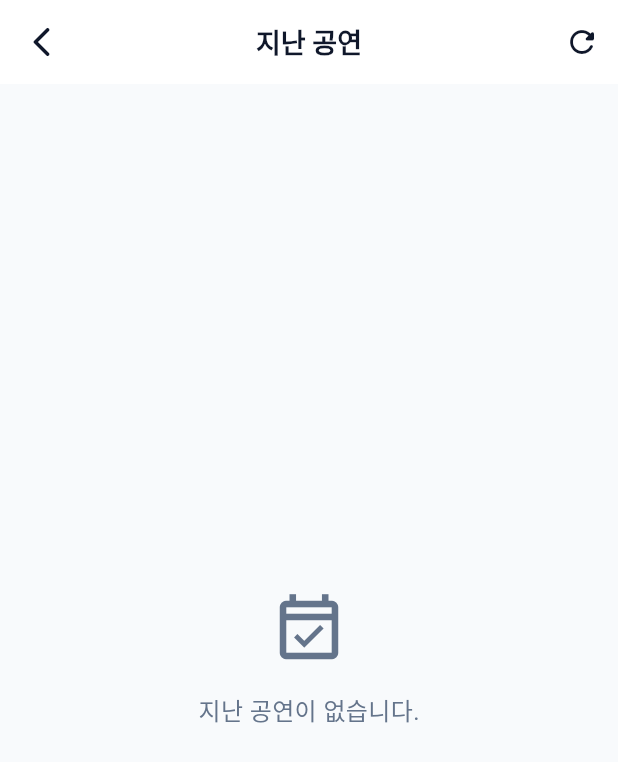
After one commit to App-kr/openrun-app, a Flutter app: the PastPerformancesScreen screen opened by its route, after a tap on the "arrow back ios" icon, on a phone screen of 412 x 824 dp. The commit adds this screen. Shown: the top 762 px of the screen. Run offline on Flutter 3.47's test engine with Material 3 defaults, Android fonts, the phone set to English and light mode, and no system bars; our stand-ins replace cached_network_image, dio, firebase_core, firebase_messaging, flutter_local_notifications, flutter_riverpod and 8 more; accounts and stored records are empty; generated files the repository leaves out were written again; network calls fail; Roboto replaces fonts that are missing (NotoSansKR).

Commit message:
feat: 지난 공연 후방 페이지 — 자연스러운 만료 공연 탐색
- PastPerformancesScreen: /api/performances/past 연동, pull-to-refresh, 에러 복원
- PerfCard: isPast 파라미터 — 종료 배지 + 0.72 opacity로 자연스럽게 구분
- 메인 목록 하단: '지난 공연 보기' 버튼 → /performances/past 라우팅
- router: /performances/past 라우트 추가 (/performances/:id 앞에 위치 — 충돌 방지)
- ApiService: fetchPastPerformances() — 에러 시 [] 반환 (앱 크래시 없음)

```diff
--- a/lib/core/router.dart
+++ b/lib/core/router.dart
@@ -5,6 +5,7 @@ import '../features/onboarding/splash_screen.dart';
 import '../features/onboarding/intro_screen.dart';
 import '../features/performances/performance_list_screen.dart';
 import '../features/performances/performance_detail_screen.dart';
+import '../features/performances/past_performances_screen.dart';
 import '../features/alarms/alarm_list_screen.dart';
 import '../features/settings/settings_screen.dart';
 
@@ -24,6 +25,10 @@ GoRouter router(RouterRef ref) {
           GoRoute(path: '/alarms', builder: (_, __) => const AlarmListScreen()),
           GoRoute(path: '/settings', builder: (_, __) => const SettingsScreen()),
         ],
+      ),
+      GoRoute(
+        path: '/performances/past',
+        builder: (_, __) => const PastPerformancesScreen(),
       ),
       GoRoute(
         path: '/performances/:id',
--- /dev/null
+++ b/lib/features/performances/past_performances_screen.dart
@@ -0,0 +1,168 @@
+import 'package:flutter/material.dart';
+import 'package:flutter_riverpod/flutter_riverpod.dart';
+import 'package:go_router/go_router.dart';
+import '../../core/theme.dart';
+import '../../shared/services/api_service.dart';
+import 'models/performance.dart';
+import 'widgets/perf_card.dart';
+
+/// 지난 공연 화면 — performance_at < 오늘인 공연 목록
+class PastPerformancesScreen extends ConsumerStatefulWidget {
+  const PastPerformancesScreen({super.key});
+
+  @override
+  ConsumerState<PastPerformancesScreen> createState() =>
+      _PastPerformancesScreenState();
+}
+
+class _PastPerformancesScreenState
+    extends ConsumerState<PastPerformancesScreen> {
+  List<Performance>? _perfs;
+  bool _loading = true;
+  String? _error;
+  final String _category = 'all';
+  final String _region = 'all';
+
+  @override
+  void initState() {
+    super.initState();
+    _load();
+  }
+
+  Future<void> _load() async {
+    setState(() {
+      _loading = true;
+      _error = null;
+    });
+    try {
+      final api = ref.read(apiServiceProvider);
+      final perfs = await api.fetchPastPerformances(
+        category: _category,
+        region: _region,
+        limit: 100,
+      );
+      if (mounted) {
+        setState(() {
+          _perfs = perfs;
+          _loading = false;
+        });
+      }
+    } catch (e) {
+      if (mounted) {
+        setState(() {
+          _error = e.toString();
+          _loading = false;
+        });
+      }
+    }
+  }
+
+  @override
+  Widget build(BuildContext context) {
+    return Scaffold(
+      backgroundColor: AppColors.background,
+      appBar: AppBar(
+        title: const Text('지난 공연'),
+        leading: IconButton(
+          icon: const Icon(Icons.arrow_back_ios_rounded),
+          onPressed: () => context.pop(),
+        ),
+        actions: [
+          IconButton(
+            icon: const Icon(Icons.refresh_rounded),
+            tooltip: '새로고침',
+            onPressed: _load,
+          ),
+        ],
+      ),
+      body: _build(),
+    );
+  }
+
+  Widget _build() {
+    if (_loading) {
+      return const Center(
+        child: Column(
+          mainAxisAlignment: MainAxisAlignment.center,
+          children: [
+            CircularProgressIndicator(),
+            SizedBox(height: 16),
+            Text(
+              '지난 공연을 불러오는 중...',
+              style: TextStyle(color: AppColors.textSecondary, fontSize: 14),
+            ),
+          ],
+        ),
+      );
+    }
+
+    if (_error != null) {
+      return Center(
+        child: Column(
+          mainAxisAlignment: MainAxisAlignment.center,
+          children: [
+            const Icon(Icons.error_outline, size: 48, color: AppColors.textSecondary),
+            const SizedBox(height: 16),
+            const Text('공연 정보를 불러올 수 없습니다.'),
+            const SizedBox(height: 12),
+            FilledButton.tonal(
+              onPressed: _load,
+              child: const Text('다시 시도'),
+            ),
+          ],
+        ),
+      );
+    }
+
+    final perfs = _perfs ?? [];
+    if (perfs.isEmpty) {
+      return const Center(
+        child: Column(
+          mainAxisAlignment: MainAxisAlignment.center,
+          children: [
+            Icon(Icons.event_available_outlined, size: 52, color: AppColors.textSecondary),
+            SizedBox(height: 16),
+            Text(
+              '지난 공연이 없습니다.',
+              style: TextStyle(fontSize: 16, color: AppColors.textSecondary),
+            ),
+          ],
+        ),
+      );
+    }
+
+    return RefreshIndicator(
+      onRefresh: _load,
+      child: CustomScrollView(
+        slivers: [
+          SliverToBoxAdapter(
+            child: Padding(
+              padding: const EdgeInsets.fromLTRB(16, 16, 16, 4),
+              child: Text(
+                '총 ${perfs.length}건의 지난 공연',
+                style: const TextStyle(
+                  fontSize: 13,
+                  color: AppColors.textSecondary,
+                ),
+              ),
+            ),
+          ),
+          SliverList(
+            delegate: SliverChildBuilderDelegate(
+              (ctx, i) => PerfCard(
+                perf: perfs[i],
+                isPast: true,
+                onTap: () => ctx.push(
+                  '/performances/${perfs[i].id}',
+                  extra: perfs[i],
+                ),
+              ),
+              childCount: perfs.length,
+            ),
+          ),
+          const SliverToBoxAdapter(child: SizedBox(height: 32)),
+        ],
+      ),
+    );
+  }
+}
--- a/lib/shared/services/api_service.dart
+++ b/lib/shared/services/api_service.dart
@@ -136,6 +136,30 @@ class ApiService {
     });
   }
 
+  Future<List<Performance>> fetchPastPerformances({
+    String category = 'all',
+    String region = 'all',
+    int limit = 50,
+  }) async {
+    try {
+      final resp = await _dio.get(
+        '/api/performances/past',
+        queryParameters: {
+          if (category != 'all') 'category': category,
+          if (region != 'all') 'region': region,
+          'limit': limit,
+        },
+      );
+      final rawList = resp.data['performances'] as List;
+      return rawList
+          .map((e) => Performance.fromJson(e as Map<String, dynamic>))
+          .toList();
+    } catch (e, st) {
+      debugPrint('[API] fetchPastPerformances error: $e\n$st');
+      return [];
+    }
+  }
+
   Future<List<Map<String, dynamic>>> fetchAds() async {
     try {
       final resp = await _dio.get('/api/ads');
```
Also changed, not shown: lib/features/performances/performance_list_screen.dart (+50 -2 lines), lib/features/performances/widgets/perf_card.dart (+12 -4 lines).
